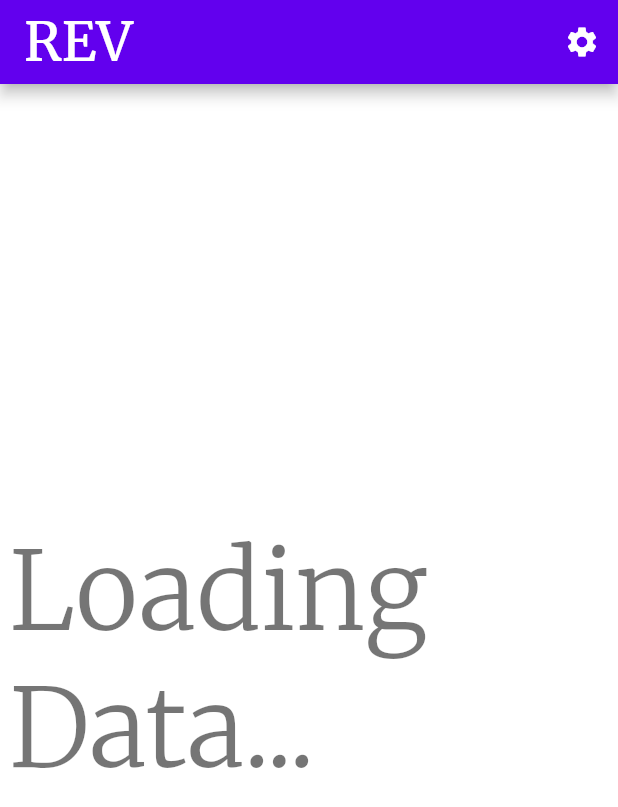
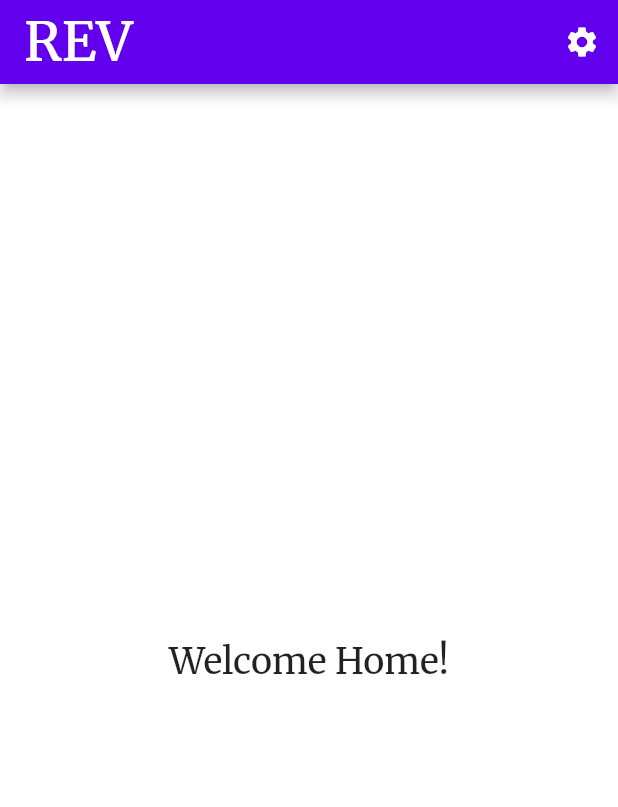
Before and after one commit to Grillbrick-Studios/rev_flutter, a Flutter app: the screen it shows after launch, on a phone screen of 412 x 824 dp. Shown: the top 807 px of the screen. Run offline on Flutter 3.47's test engine with Material 2 defaults, Android fonts, the light colour scheme and no system bars; our stand-ins replace google_fonts, shared_preferences; missing offline and left inert: idb_shim; generated files the repository leaves out were written again.

Commit message:
Huge refactor from settings to global state.

```diff
--- a/lib/main.dart
+++ b/lib/main.dart
@@ -1,22 +1,22 @@
 import 'package:flutter/material.dart';
 
 import 'src/app.dart';
-import 'src/settings/settings_controller.dart';
-import 'src/settings/settings_service.dart';
+import 'src/settings/global_state.dart';
+import 'src/settings/stored_state.dart';
 
 void main() async {
   // Set up the SettingsController, which will glue user settings to multiple
   // Flutter Widgets.
-  final settingsController = SettingsController(SettingsService());
+  final globalState = GlobalState(StoredState());
 
   // Load the user's preferred theme while the splash screen is displayed.
   // This prevents a sudden theme change when the app is first displayed.
-  await settingsController.loadSettings();
+  await globalState.loadSettings();
 
   // Run the app and pass in the SettingsController. The app listens to the
   // SettingsController for changes, then passes it further down to the
   // SettingsView.
   runApp(MyApp(
-    settingsController: settingsController,
+    globalState: globalState,
   ));
 }
--- a/lib/src/app.dart
+++ b/lib/src/app.dart
@@ -3,7 +3,7 @@ import 'package:flutter_gen/gen_l10n/app_localizations.dart';
 import 'package:flutter_localizations/flutter_localizations.dart';
 
 import 'pages/home.dart';
-import 'settings/settings_controller.dart';
+import 'settings/global_state.dart';
 import 'settings/settings_view.dart';
 
 Widget wrapTarget(
@@ -36,37 +36,37 @@ Widget wrapTarget(
 class MyApp extends StatelessWidget {
   const MyApp({
     Key? key,
-    required this.settingsController,
+    required this.globalState,
   }) : super(key: key);
 
-  final SettingsController settingsController;
+  final GlobalState globalState;
 
   @override
   Widget build(BuildContext context) {
     textTheme(BuildContext context) => TextTheme(
-          headline1: settingsController.textStyle.copyWith(
-            fontSize: settingsController.textSize * 3,
+          headline1: globalState.textStyle.copyWith(
+            fontSize: globalState.textSize * 3,
           ),
-          headline2: settingsController.textStyle.copyWith(
-            fontSize: settingsController.textSize * 2.5,
+          headline2: globalState.textStyle.copyWith(
+            fontSize: globalState.textSize * 2.5,
           ),
-          headline3: settingsController.textStyle.copyWith(
-            fontSize: settingsController.textSize * 2,
+          headline3: globalState.textStyle.copyWith(
+            fontSize: globalState.textSize * 2,
           ),
-          headline4: settingsController.textStyle.copyWith(
-            fontSize: settingsController.textSize * 1.8,
+          headline4: globalState.textStyle.copyWith(
+            fontSize: globalState.textSize * 1.8,
           ),
-          headline5: settingsController.textStyle.copyWith(
-            fontSize: settingsController.textSize * 1.6,
+          headline5: globalState.textStyle.copyWith(
+            fontSize: globalState.textSize * 1.6,
           ),
-          headline6: settingsController.textStyle.copyWith(
-            fontSize: settingsController.textSize * 1.5,
+          headline6: globalState.textStyle.copyWith(
+            fontSize: globalState.textSize * 1.5,
           ),
-          bodyText1: settingsController.textStyle.copyWith(
-            fontSize: settingsController.textSize,
+          bodyText1: globalState.textStyle.copyWith(
+            fontSize: globalState.textSize,
           ),
-          bodyText2: settingsController.textStyle.copyWith(
-            fontSize: settingsController.textSize,
+          bodyText2: globalState.textStyle.copyWith(
+            fontSize: globalState.textSize,
           ),
         );
     // Glue the SettingsController to the MaterialApp.
@@ -74,7 +74,7 @@ class MyApp extends StatelessWidget {
     // The AnimatedBuilder Widget listens to the SettingsController for changes.
     // Whenever the user updates their settings, the MaterialApp is rebuilt.
     return AnimatedBuilder(
-      animation: settingsController,
+      animation: globalState,
       builder: (BuildContext context, Widget? child) {
         return MaterialApp(
           // Providing a restorationScopeId allows the Navigator built by the
@@ -118,7 +118,7 @@ class MyApp extends StatelessWidget {
             colorScheme: const ColorScheme.dark(),
             textTheme: textTheme(context),
           ),
-          themeMode: settingsController.themeMode,
+          themeMode: globalState.themeMode,
 
           // Define a function to handle named routes in order to support
           // Flutter web url navigation and deep linking.
@@ -132,16 +132,17 @@ class MyApp extends StatelessWidget {
                       context: context,
                       routeSettings: routeSettings,
                       child: SettingsView(
-                        controller: settingsController,
+                        controller: globalState,
                       ),
                     );
-                  case HelloWorld.routeName:
+                  case Home.routeName:
                   default:
-                    // return const HelloWorld();
                     return wrapTarget(
                       context: context,
                       routeSettings: routeSettings,
-                      child: const HelloWorld(),
+                      child: Home(
+                        state: globalState,
+                      ),
                     );
                 }
               },
--- a/lib/src/pages/home.dart
+++ b/lib/src/pages/home.dart
@@ -1,4 +1,5 @@
 import 'package:flutter/material.dart';
+import 'package:rev_flutter/src/settings/global_state.dart';
 
 import '../models/bible.dart';
 
@@ -41,3 +42,14 @@ class _HelloWorldState extends State<HelloWorld> {
     }
   }
 }
+
+class Home extends StatelessWidget {
+  static const routeName = '/';
+  final GlobalState state;
+
+  const Home({Key? key, required this.state}) : super(key: key);
+  @override
+  Widget build(BuildContext context) {
+    return const Center(child: Text('Welcome Home!'));
+  }
+}
--- a/lib/src/settings/settings_controller.dart
+++ b/lib/src/settings/global_state.dart
@@ -1,17 +1,17 @@
 import 'package:flutter/material.dart';
 
-import 'settings_service.dart';
+import 'stored_state.dart';
 
 /// A class that many Widgets can interact with to read user settings, update
 /// user settings, or listen to user settings changes.
 ///
 /// Controllers glue Data Services to Flutter Widgets. The SettingsController
 /// uses the SettingsService to store and retrieve user settings.
-class SettingsController with ChangeNotifier {
-  SettingsController(this._settingsService);
+class GlobalState with ChangeNotifier {
+  GlobalState(this._settingsService);
 
   // Make SettingsService a private variable so it is not used directly.
-  final SettingsService _settingsService;
+  final StoredState _settingsService;
 
   // Make ThemeMode a private variable so it is not updated directly without
   // also persisting the changes with the SettingsService.
--- a/lib/src/settings/settings_view.dart
+++ b/lib/src/settings/settings_view.dart
@@ -2,7 +2,7 @@ import 'package:flutter/cupertino.dart';
 import 'package:flutter/material.dart';
 
 import 'fonts.dart' as fonts;
-import 'settings_controller.dart';
+import 'global_state.dart';
 
 /// Displays a single setting in a row with a header and dropdown.
 class SettingsDropdown<T> extends StatelessWidget {
@@ -26,7 +26,10 @@ class SettingsDropdown<T> extends StatelessWidget {
         Padding(
           padding: const EdgeInsets.all(16),
           child: DropdownButton<T>(
-              value: value, onChanged: onUpdate, items: options),
+            value: value,
+            onChanged: onUpdate,
+            items: options,
+          ),
         ),
       ],
     );
@@ -77,7 +80,7 @@ class SettingsView extends StatelessWidget {
 
   static const routeName = '/settings';
 
-  final SettingsController controller;
+  final GlobalState controller;
 
   @override
   Widget build(BuildContext context) {
--- a/lib/src/settings/settings_service.dart
+++ b/lib/src/settings/stored_state.dart
@@ -35,7 +35,7 @@ ThemeMode _decodeThemeMode(String mode) {
 /// By default, this class does not persist user settings. If you'd like to
 /// persist the user settings locally, use the shared_preferences package. If
 /// you'd like to store settings on a web server, use the http package.
-class SettingsService {
+class StoredState {
   /// Loads the User's preferred ThemeMode from local or remote storage.
   Future<ThemeMode> themeMode() async {
     try {
```
